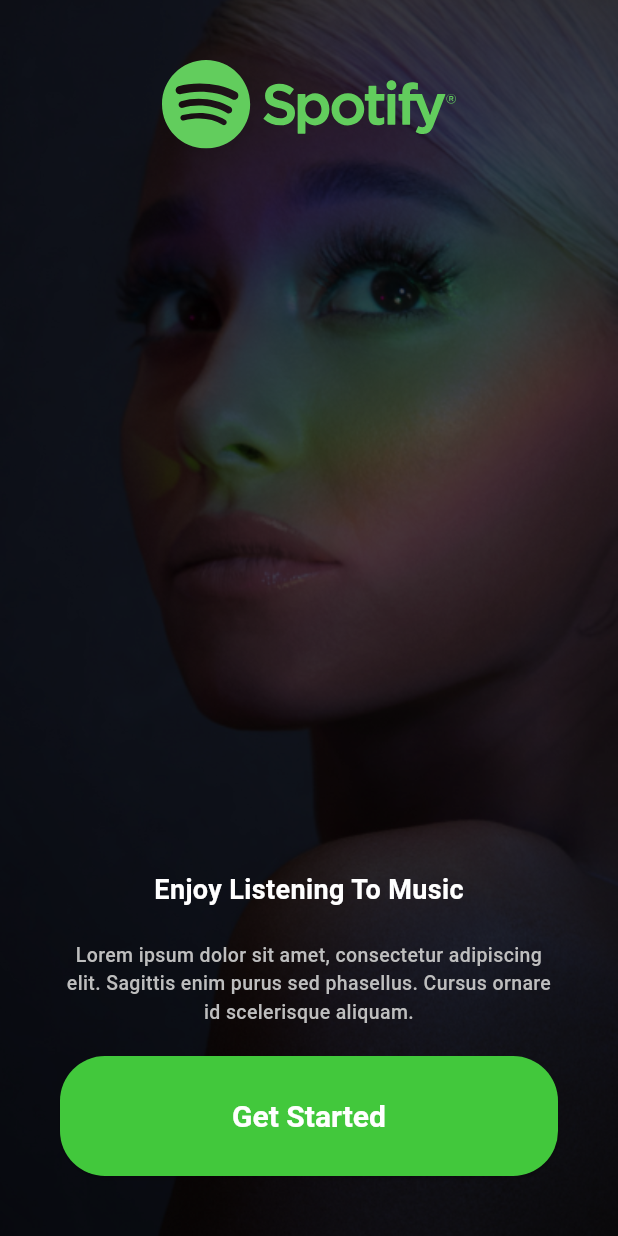
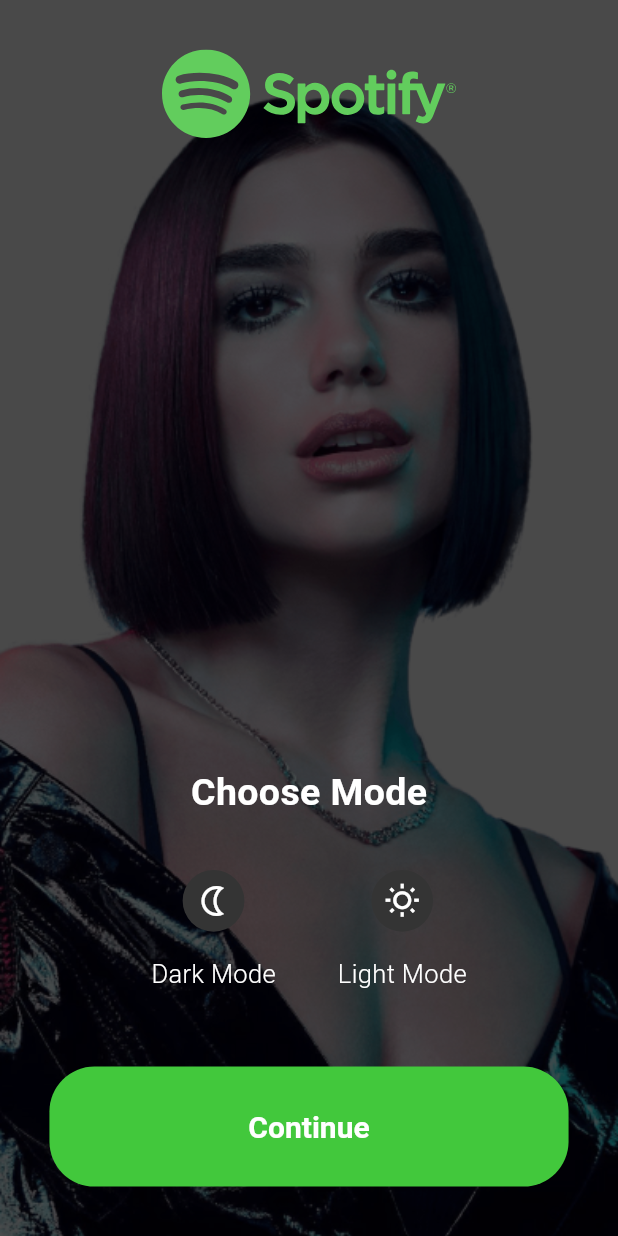
Before and after one commit to namansharma05/spotify-clone-app, a Flutter app: the screen it shows after launch, after a tap on "Get Started", on a phone screen of 412 x 824 dp. Run offline on Flutter 3.47's test engine with Material 3 defaults, Android fonts, the phone set to English and light mode, and no system bars; our stand-ins replace flutter_svg; Roboto replaces fonts that are missing (Satoshi).

Commit message:
choose mode page

```diff
--- a/lib/core/configs/assets/app_images.dart
+++ b/lib/core/configs/assets/app_images.dart
@@ -2,5 +2,6 @@ class AppImages {
   static const String basePath = 'assets/images/';
   static const String format = '.png';
 
-  static const String background = '${basePath}intro_bg$format';
+  static const String introBg = '${basePath}intro_bg$format';
+  static const String chooseModeBg = '${basePath}choose_mode_bg$format';
 }
--- a/lib/presentation/intro/pages/get_started.dart
+++ b/lib/presentation/intro/pages/get_started.dart
@@ -4,6 +4,7 @@ import 'package:spotify_clone/common/widgets/button/basic_app_button.dart';
 import 'package:spotify_clone/core/configs/assets/app_images.dart';
 import 'package:spotify_clone/core/configs/assets/app_vectors.dart';
 import 'package:spotify_clone/core/configs/theme/app_colors.dart';
+import 'package:spotify_clone/presentation/mode/pages/choose_mode.dart';
 
 class GetStarted extends StatelessWidget {
   const GetStarted({super.key});
@@ -15,8 +16,8 @@ class GetStarted extends StatelessWidget {
         children: [
           Container(
             padding: const EdgeInsets.symmetric(vertical: 40, horizontal: 40,),
-            decoration: BoxDecoration(
-              image: DecorationImage(image: AssetImage(AppImages.background), fit: BoxFit.cover,),
+            decoration: const BoxDecoration(
+              image: DecorationImage(image: AssetImage(AppImages.introBg), fit: BoxFit.cover,),
             ),
             child: Column(
               children: [
@@ -26,7 +27,9 @@ class GetStarted extends StatelessWidget {
                 const SizedBox(height: 21,),
                 const Text('Lorem ipsum dolor sit amet, consectetur adipiscing elit. Sagittis enim purus sed phasellus. Cursus ornare id scelerisque aliquam.', style: TextStyle(fontWeight: FontWeight.w500, color: AppColors.grey,fontSize: 13,), textAlign: TextAlign.center,),
                 const SizedBox(height: 20,),
-                BasicAppButton(onPressed: (){}, title: 'Get Started')
+                BasicAppButton(onPressed: (){
+                  Navigator.pushReplacement(context, MaterialPageRoute(builder: (context) => const ChooseMode()));
+                }, title: 'Get Started')
               ],
             ),
           ),
--- /dev/null
+++ b/lib/presentation/mode/pages/choose_mode.dart
@@ -0,0 +1,74 @@
+import 'package:flutter/material.dart';
+import 'package:flutter_svg/svg.dart';
+import 'package:spotify_clone/common/widgets/button/basic_app_button.dart';
+import 'package:spotify_clone/core/configs/assets/app_images.dart';
+import 'package:spotify_clone/core/configs/assets/app_vectors.dart';
+import 'package:spotify_clone/core/configs/theme/app_colors.dart';
+import 'dart:math' show pi;
+
+class ChooseMode extends StatelessWidget {
+  const ChooseMode({super.key});
+
+  @override
+  Widget build(BuildContext context) {
+    return Scaffold(
+      body: Stack(
+        children: [
+          Container(
+            padding: EdgeInsets.symmetric(vertical: MediaQuery.of(context).size.height * 0.04, horizontal: MediaQuery.of(context).size.height * 0.04,),
+            decoration: const BoxDecoration(
+              image: DecorationImage(image: AssetImage(AppImages.chooseModeBg), fit: BoxFit.cover)
+            ),
+            child: Column(
+              children: [
+                Align(alignment: Alignment.center, child: SvgPicture.asset(AppVectors.logo)),
+                const Spacer(),
+                const Text('Choose Mode', style: TextStyle(fontSize: 25, fontWeight: FontWeight.bold, color: Colors.white),),
+                SizedBox(height: MediaQuery.of(context).size.height * 0.04,),
+                Row(
+                  mainAxisAlignment: MainAxisAlignment.center,
+                  children: [
+                    Column(
+                      children: [
+                        Container(
+                          height: MediaQuery.of(context).size.width * 0.1,
+                          width: MediaQuery.of(context).size.width * 0.1,
+                          decoration: BoxDecoration(
+                            color: AppColors.darkGrey,
+                            borderRadius: BorderRadius.circular(30),
+                          ),
+                          child: Icon(Icons.nightlight_outlined, color: Colors.white,),
+                        ),
+                        SizedBox(height: MediaQuery.of(context).size.height * 0.02,),
+                        Text('Dark Mode', style: TextStyle(color: Colors.white, fontSize: 17, fontWeight: FontWeight.w300),),
+                      ],
+                    ),
+                    SizedBox(width: MediaQuery.of(context).size.width * 0.1,),
+                    Column(
+                      children: [
+                        Container(
+                          height: MediaQuery.of(context).size.width * 0.1,
+                          width: MediaQuery.of(context).size.width * 0.1,
+                          decoration: BoxDecoration(
+                            color: AppColors.darkGrey,
+                            borderRadius: BorderRadius.circular(30),
+                          ),
+                          child: const Icon(Icons.wb_sunny_outlined, color: Colors.white,),
+                        ),
+                        SizedBox(height: MediaQuery.of(context).size.height * 0.02,),
+                        const Text('Light Mode', style: TextStyle(color: Colors.white, fontSize: 17, fontWeight: FontWeight.w300),),
+                      ],
+                    ),
+                  ],
+                ),
+                SizedBox(height: MediaQuery.of(context).size.height * 0.06,),
+                BasicAppButton(onPressed: (){
+                }, title: 'Continue')
+              ],
+            ),
+          )
+        ],
+      ),
+    );
+  }
+}
```
Also changed, not shown: 2 other files.
